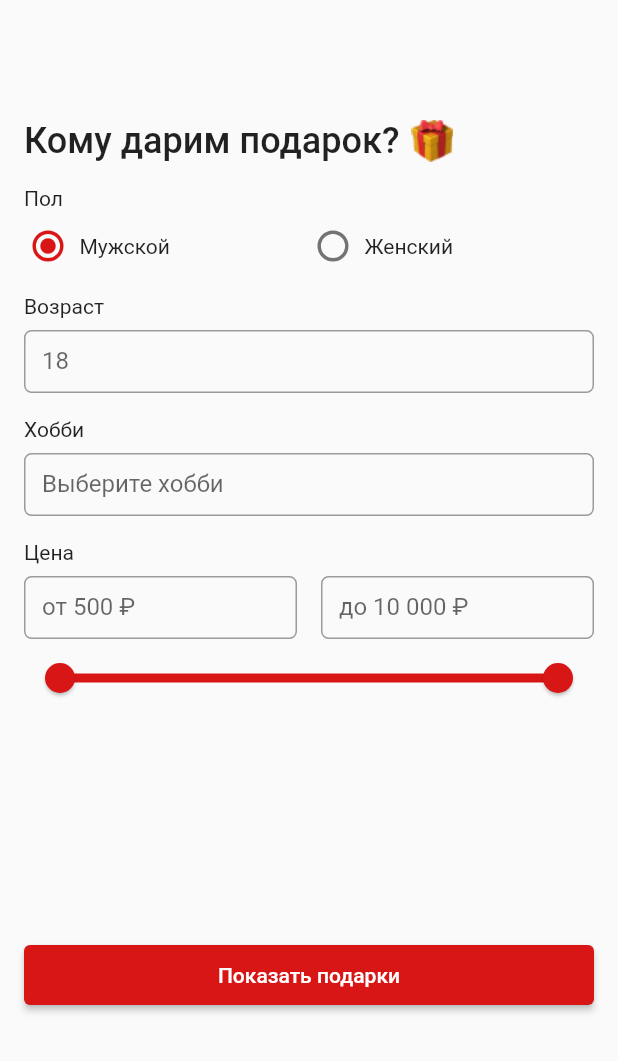
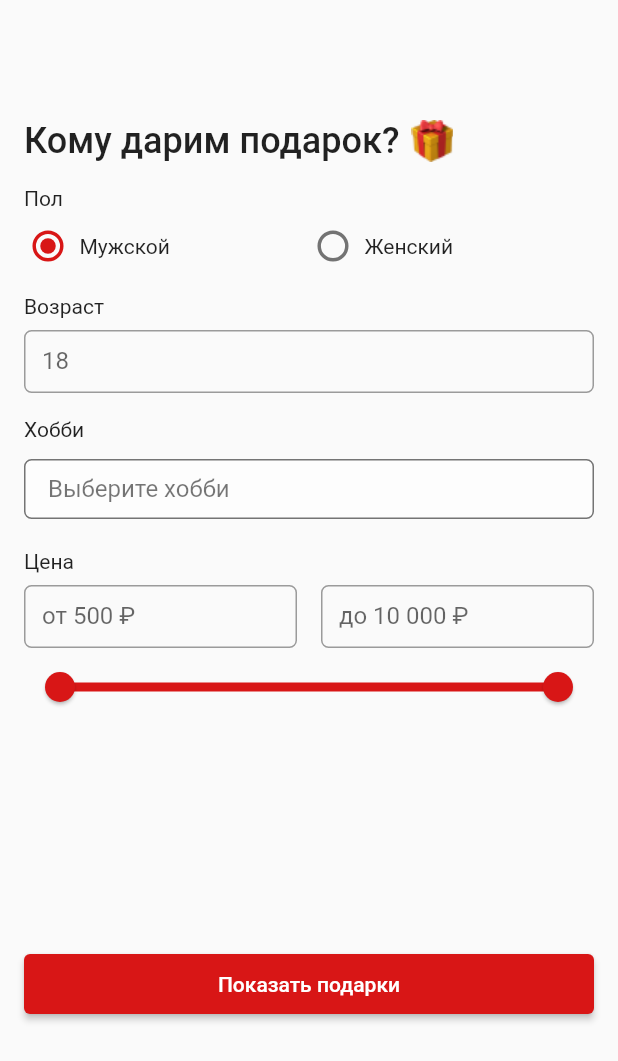
Before and after one commit to ast21/gift-finder-flutter, a Flutter app: the Finder screen opened by its route, on a phone screen of 412 x 824 dp. Shown: the top 1061 px of the screen. Run offline on Flutter 3.47's test engine with Material 2 defaults, Android fonts, the phone set to English and light mode, and no system bars; our stand-ins replace flutter_svg, introduction_screen, syncfusion_flutter_sliders; missing offline and left inert: syncfusion_flutter_core.

Commit message:
feat: add choice hobbies modal with showModalBottomSheet

```diff
--- a/lib/finder.dart
+++ b/lib/finder.dart
@@ -133,7 +133,53 @@ class _FinderState extends State<Finder> {
           const Label('Возраст'),
           const Input('18'),
           const Label('Хобби'),
-          const Input('Выберите хобби'),
+          ElevatedButton(
+              child: const Align(
+                alignment: Alignment.centerLeft,
+                child: Text('Выберите хобби'),
+              ),
+              style: ElevatedButton.styleFrom(
+                minimumSize: const Size.fromHeight(40),
+                primary: Colors.white54,
+                onPrimary: Colors.black54,
+                shape: const RoundedRectangleBorder(borderRadius: BorderRadius.all(Radius.circular(5))),
+                side: const BorderSide(
+                  width: 1.0,
+                  color: Colors.black54,
+                  style: BorderStyle.solid,
+                ),
+                elevation: 0.0,
+                shadowColor: Colors.transparent,
+                textStyle: const TextStyle(fontWeight: FontWeight.normal, fontSize: 16),
+              ),
+              onPressed: () {
+                showModalBottomSheet(
+                  shape: const RoundedRectangleBorder(borderRadius: BorderRadius.vertical(top: Radius.circular(25))),
+                  backgroundColor: Colors.white,
+                  isScrollControlled: true,
+                  context: context,
+                  builder: (context) => Wrap(
+                    children: [
+                      Container(
+                        padding: const EdgeInsets.only(top: 8, right: 16, bottom: 8, left: 16),
+                        child: TextFormField(
+                          cursorColor: Theme.of(context).cursorColor,
+                          // maxLength: 20,
+                          decoration: const InputDecoration(
+                            hintText: 'Найти',
+                            suffixIcon: Icon(Icons.search),
+                          ),
+                        ),
+                      ),
+                      const ListTile(leading: Icon(Icons.edit), title: Text('Edit name')),
+                      Padding(
+                        padding: EdgeInsets.only(bottom: MediaQuery.of(context).viewInsets.bottom),
+                        child: const ListTile(leading: Icon(Icons.delete), title: Text('Delete')),
+                      )
+                    ],
+                  ),
+                );
+              }),
           const Label('Цена'),
           Row(
             mainAxisAlignment: MainAxisAlignment.spaceBetween,
--- a/pubspec.yaml
+++ b/pubspec.yaml
@@ -38,6 +38,7 @@ dependencies:
   cupertino_icons: ^1.0.2
   syncfusion_flutter_core: ^19.4.54
   syncfusion_flutter_sliders: ^19.4.54
+  modal_bottom_sheet: ^2.0.1
 
 dev_dependencies:
   flutter_test:
```
Also changed, not shown: pubspec.lock.
